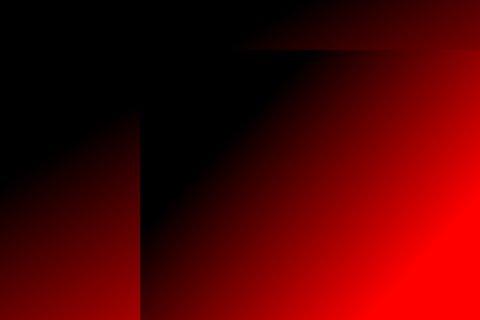
Old version of the form ranking.ui in the repository arsham-khafan/JurassicFarm; both pictures show x 0 to 480 and y 0 to 320 of the 1386 by 848 pixel window.
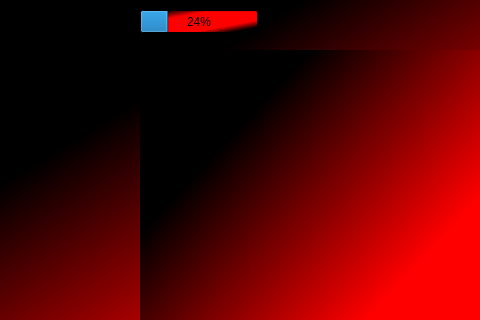
New version of the form.

The edit to the form file:
```diff
--- a/ranking.ui
+++ b/ranking.ui
@@ -60,6 +60,19 @@
     </property>
    </widget>
   </widget>
+  <widget class="QProgressBar" name="progressBar">
+   <property name="geometry">
+    <rect>
+     <x>140</x>
+     <y>10</y>
+     <width>118</width>
+     <height>23</height>
+    </rect>
+   </property>
+   <property name="value">
+    <number>24</number>
+   </property>
+  </widget>
  </widget>
  <resources/>
  <connections/>
```
